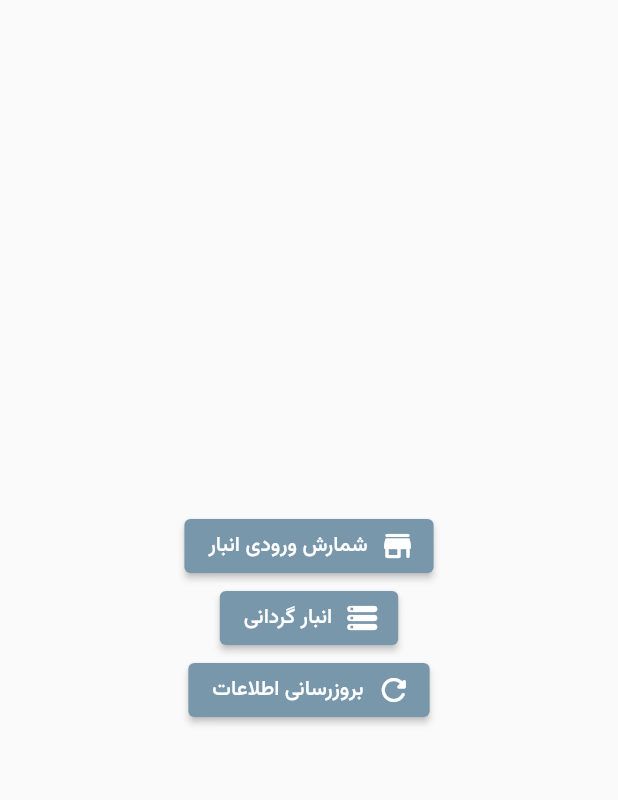
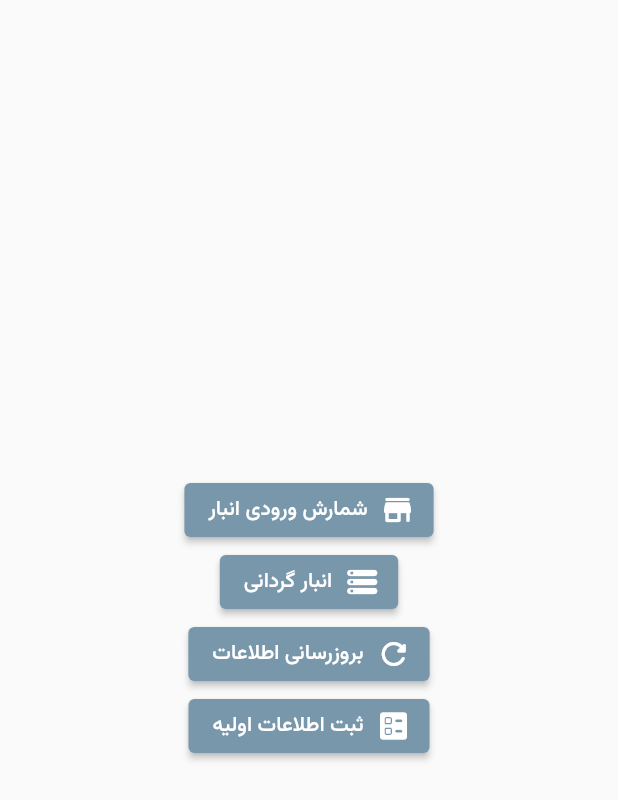
Before and after one commit to mahdiyarz/store_keeper, a Flutter app: the screen it shows after launch, on a phone screen of 412 x 824 dp. Shown: the top 800 px of the screen. Run offline on Flutter 3.47's test engine with Material 2 defaults, Android fonts, the phone set to English and light mode, and no system bars; our stand-ins replace sqflite; accounts and stored records are empty.

Commit message:
Add brands screen button

```diff
--- a/lib/screens/home.dart
+++ b/lib/screens/home.dart
@@ -24,6 +24,12 @@ class Home extends StatelessWidget {
                 onPressed: () {},
                 icon: const Icon(Icons.refresh_rounded),
                 label: const Text('بروزرسانی اطلاعات')),
+            ElevatedButton.icon(
+                onPressed: () {
+                  Navigator.of(context).pushNamed('/brands');
+                },
+                icon: const Icon(Icons.ballot_rounded),
+                label: const Text('ثبت اطلاعات اولیه')),
           ],
         ),
       ),
```
